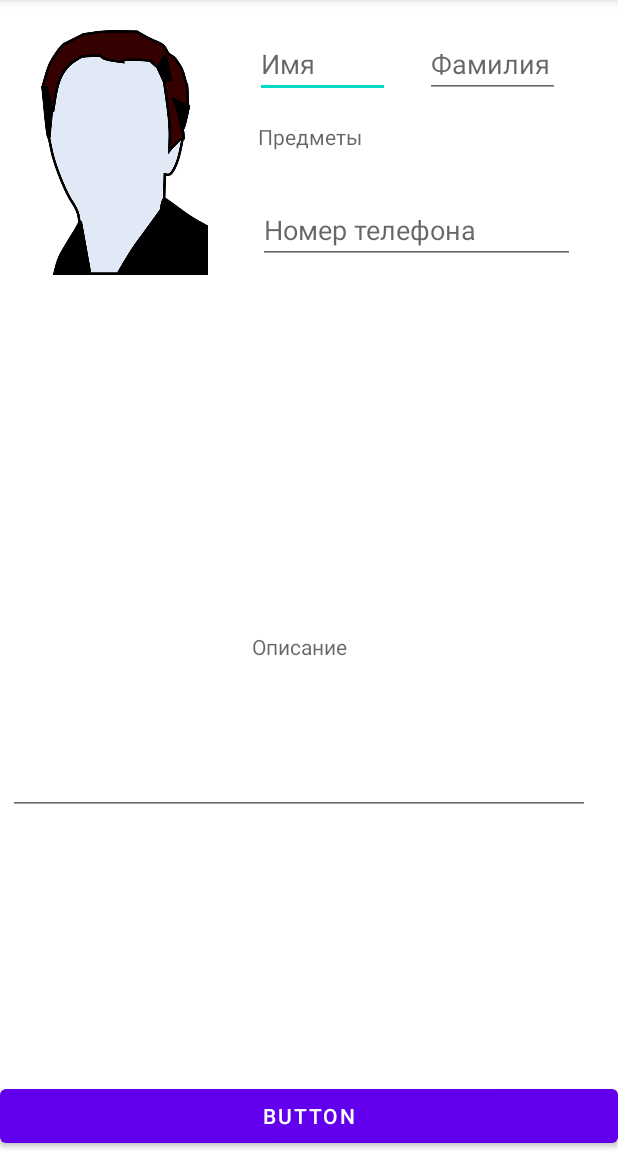
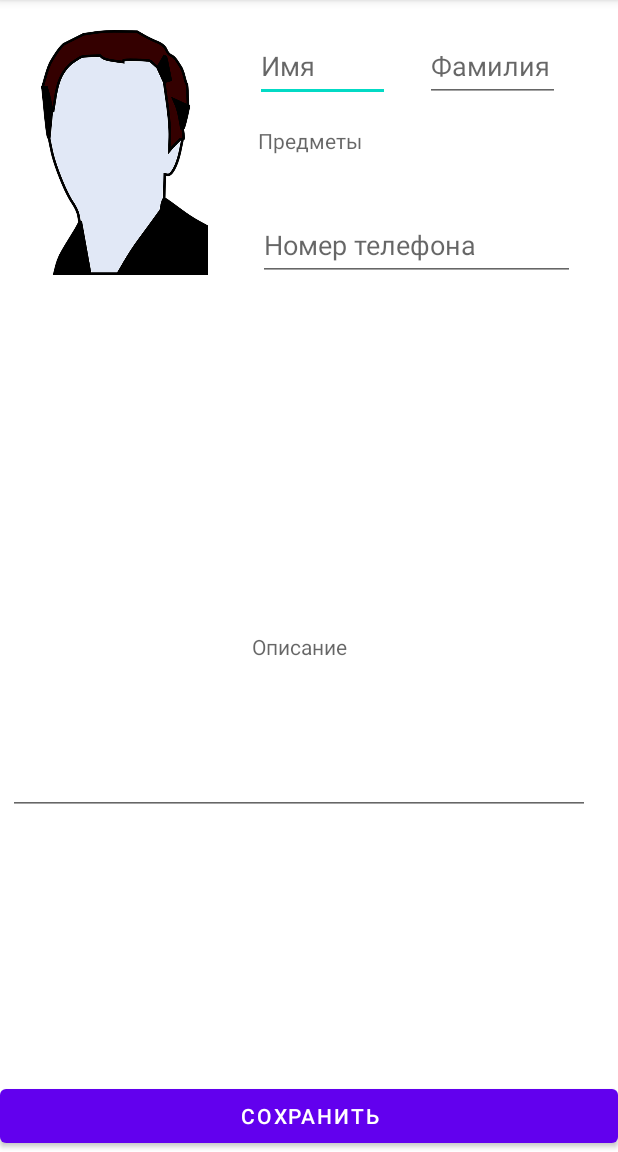
Before and after one commit to ampeo1/Tutors_, an Android app: the ProfileEditorActivity screen opened directly, with no data from a screen before it, on a phone screen of 412 x 824 dp, the part 84-1236 px from its top. Run offline under Robolectric (Android 15) with nearby library versions, the phone set to English and light mode, and no system bars; our stand-ins replace Firebase (no records; nobody signed in at launch, a user with empty details on screens opened directly); libraries missing offline, so code that uses them is left out: com.firebase.ui.

```diff
--- a/app/src/main/java/com/example/tutors/Adapters/SearchTutorsAdapter.java
+++ b/app/src/main/java/com/example/tutors/Adapters/SearchTutorsAdapter.java
@@ -98,7 +98,6 @@ public class SearchTutorsAdapter extends BaseAdapter implements Filterable {
         String[] items_array_string = view.getResources().getStringArray(R.array.items_array_rus);
         List<ItemsTypes> itemsTypes = tutor.getItems();
         ((TextView) view.findViewById(R.id.itemSearchItemsTypes)).setText(getStringItems(items_array_string, itemsTypes));
-        ((TextView) view.findViewById(R.id.itemSearchSubscribtionType)).setText(tutor.getSubscriptionType().toString());
         ((TextView) view.findViewById(R.id.itemSearchRaiting)).setText(tutor.getStringRating());
         ((ImageView) view.findViewById(R.id.itemSearchAvatar)).setImageResource(R.drawable.anonim);
         return view;
--- a/app/src/main/java/com/example/tutors/Models/Guest.java
+++ b/app/src/main/java/com/example/tutors/Models/Guest.java
@@ -9,11 +9,11 @@ public class Guest extends AbstractUser{
         super();
     }
 
-    public Guest(String id, String firstname, String lastname, String phoneNumber) {
-        super(id, firstname, lastname, UserRole.GUEST, SubscriptionType.BASE, phoneNumber);
+    public Guest(String id, String firstname, String lastname, String phoneNumber, String mail) {
+        super(id, firstname, lastname, phoneNumber, mail);
     }
 
     public Guest(FirebaseUser user) {
-        super(user, UserRole.GUEST, SubscriptionType.BASE);
+        super(user);
     }
 }
--- a/app/src/main/java/com/example/tutors/Models/SubscriptionType.java
+++ /dev/null
@@ -1,6 +0,0 @@
-package com.example.tutors.Models;
-
-public enum SubscriptionType {
-    BASE,
-    PREMIUM
-}
--- a/app/src/main/java/com/example/tutors/Models/Tutor.java
+++ b/app/src/main/java/com/example/tutors/Models/Tutor.java
@@ -21,9 +21,9 @@ public class Tutor extends AbstractUser {
 
     public float rating;
 
-    public Tutor(String id, String firstName, String lastName, List<ItemsTypes> items, String phoneNumber, String description)
+    public Tutor(String id, String firstName, String lastName, List<ItemsTypes> items, String phoneNumber, String description, String mail)
     {
-        super(id, firstName, lastName, UserRole.TUTOR, SubscriptionType.BASE, phoneNumber);
+        super(id, firstName, lastName, phoneNumber, mail);
 
         this.description = description;
         this.items = items;
--- a/app/src/main/res/layout/activity_profile_editor.xml
+++ b/app/src/main/res/layout/activity_profile_editor.xml
@@ -9,23 +9,27 @@
     <EditText
         android:id="@+id/etFirstNameInEditPage"
         android:layout_width="90dp"
-        android:layout_height="45dp"
+        android:layout_height="48dp"
         android:layout_marginStart="8dp"
         android:layout_marginTop="20dp"
-        android:hint="Имя"
+        android:hint="@string/firstname"
+        android:inputType="textShortMessage"
         app:layout_constraintStart_toEndOf="@+id/iwAvatarInEditPage"
-        app:layout_constraintTop_toTopOf="parent" />
+        app:layout_constraintTop_toTopOf="parent"
+        android:importantForAutofill="no" />
 
     <EditText
         android:id="@+id/etLastNameInEditPage"
         android:layout_width="90dp"
-        android:layout_height="45dp"
+        android:layout_height="48dp"
         android:layout_marginTop="20dp"
-        android:hint="Фамилия"
+        android:hint="@string/Lastname"
+        android:inputType="textShortMessage"
         app:layout_constraintEnd_toEndOf="parent"
         app:layout_constraintHorizontal_bias="0.375"
         app:layout_constraintStart_toEndOf="@+id/etFirstNameInEditPage"
-        app:layout_constraintTop_toTopOf="parent" />
+        app:layout_constraintTop_toTopOf="parent"
+        android:importantForAutofill="no" />
 
     <ImageView
         android:id="@+id/iwAvatarInEditPage"
@@ -33,6 +37,7 @@
         android:layout_height="163dp"
         android:layout_marginStart="4dp"
         android:layout_marginTop="20dp"
+        android:contentDescription="@string/avatar"
         app:layout_constraintStart_toStartOf="parent"
         app:layout_constraintTop_toTopOf="parent"
         app:srcCompat="@drawable/anonim" />
@@ -42,20 +47,22 @@
         android:layout_width="388dp"
         android:layout_height="132dp"
         android:gravity="center_horizontal"
-        android:hint="Описание"
+        android:hint="@string/DescriptionProfile"
+        android:inputType="textLongMessage"
         android:textSize="14sp"
         app:layout_constraintBottom_toTopOf="@+id/button2"
         app:layout_constraintEnd_toEndOf="parent"
         app:layout_constraintHorizontal_bias="0.217"
         app:layout_constraintStart_toStartOf="parent"
-        app:layout_constraintTop_toBottomOf="@+id/twRatingInEditPage" />
+        app:layout_constraintTop_toBottomOf="@+id/twRatingInEditPage"
+        android:importantForAutofill="no" />
 
     <TextView
         android:id="@+id/twItemsInEditPage"
         android:layout_width="220dp"
         android:layout_height="43dp"
         android:layout_marginTop="16dp"
-        android:hint="Предметы"
+        android:hint="@string/Subjects"
         app:layout_constraintEnd_toEndOf="parent"
         app:layout_constraintHorizontal_bias="0.333"
         app:layout_constraintStart_toEndOf="@+id/iwAvatarInEditPage"
@@ -74,19 +81,21 @@
     <EditText
         android:id="@+id/etPhoneNumberInEditPage"
         android:layout_width="211dp"
-        android:layout_height="39dp"
+        android:layout_height="48dp"
         android:layout_marginTop="12dp"
-        android:hint="Номер телефона"
+        android:hint="@string/phoneNumber"
+        android:inputType="phone"
         app:layout_constraintEnd_toEndOf="parent"
         app:layout_constraintHorizontal_bias="0.25"
         app:layout_constraintStart_toEndOf="@+id/iwAvatarInEditPage"
-        app:layout_constraintTop_toBottomOf="@+id/twItemsInEditPage" />
+        app:layout_constraintTop_toBottomOf="@+id/twItemsInEditPage"
+        android:importantForAutofill="no" />
 
     <Button
         android:id="@+id/button2"
         android:layout_width="0dp"
         android:layout_height="wrap_content"
-        android:text="Button"
+        android:text="@string/SaveProfile"
         app:layout_constraintBottom_toBottomOf="parent"
         app:layout_constraintEnd_toEndOf="parent"
         app:layout_constraintStart_toStartOf="parent" />
--- a/app/src/main/res/values/strings.xml
+++ b/app/src/main/res/values/strings.xml
@@ -1,4 +1,11 @@
 <resources>
     <string name="app_name">Tutors</string>
     <string name="btnSearchValue">Поиск репетитора</string>
+    <string name="Lastname">Фамилия</string>
+    <string name="Subjects">Предметы</string>
+    <string name="DescriptionProfile">Описание</string>
+    <string name="phoneNumber">Номер телефона</string>
+    <string name="SaveProfile">Сохранить</string>
+    <string name="firstname">Имя</string>
+    <string name="avatar">Avatar</string>
 </resources>
```
Also changed, not shown: app/src/main/java/com/example/tutors/Activity/ProfileEditorActivity.java (+15 -0 lines), app/src/main/java/com/example/tutors/Models/AbstractUser.java (+6 -19 lines), app/src/main/java/com/example/tutors/Models/UserRole.java (deleted, +0 -9 lines), app/src/main/res/layout/search_tutor_item.xml (+3 -14 lines).
